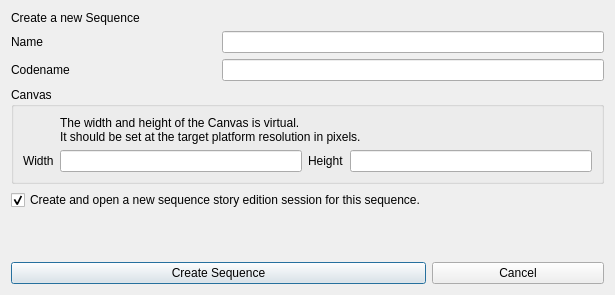
Qt form tools/aosdesigner/view/ui/NewSequenceDialog.ui (invy/mjklaim-freewindows) before a commit.
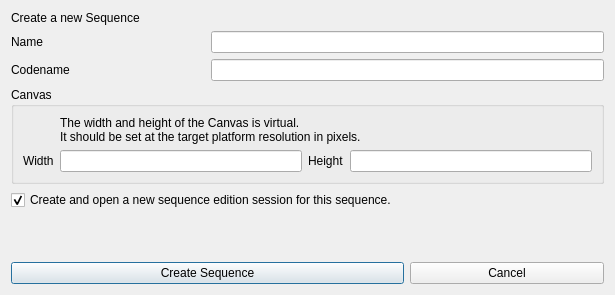
The same form after that commit.

Commit message: AOSD : renamed story-walks as edition session, story-path view as editor.

The edit to the form file:
```diff
--- a/tools/aosdesigner/view/ui/NewSequenceDialog.ui
+++ b/tools/aosdesigner/view/ui/NewSequenceDialog.ui
@@ -120,7 +120,7 @@
    <item row="4" column="0" colspan="2">
     <widget class="QCheckBox" name="check_create_storywalker">
      <property name="text">
-      <string>Create and open a new sequence story edition session for this sequence.</string>
+      <string>Create and open a new sequence edition session for this sequence.</string>
      </property>
      <property name="checked">
       <bool>true</bool>
```
Left out of the diff: 2 changed lines with no effect on the pictures. The commit also changes 24 other files.
